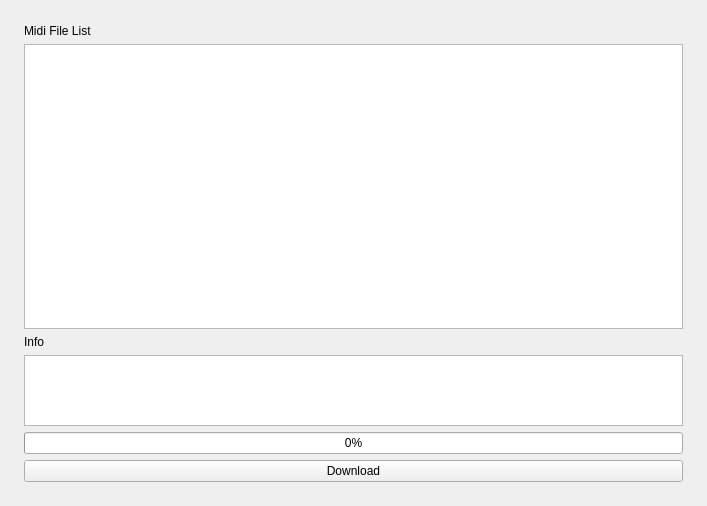
eeyrw/midi-to-hex-qt, file qt-project/mainwindow.ui: the form before one commit.
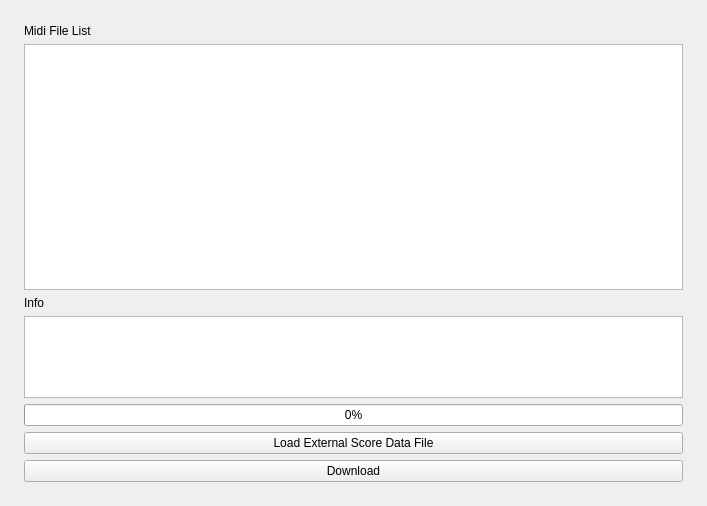
The form after the commit.

The edit to the form file:
```diff
--- a/qt-project/mainwindow.ui
+++ b/qt-project/mainwindow.ui
@@ -50,7 +50,7 @@
       <property name="sizePolicy">
        <sizepolicy hsizetype="Expanding" vsizetype="Expanding">
         <horstretch>0</horstretch>
-        <verstretch>4</verstretch>
+        <verstretch>3</verstretch>
        </sizepolicy>
       </property>
       <property name="editTriggers">
@@ -100,6 +100,16 @@
       </property>
      </widget>
     </item>
+    <item>
+     <widget class="QPushButton" name="loadScoreDataFileButton">
+      <property name="acceptDrops">
+       <bool>true</bool>
+      </property>
+      <property name="text">
+       <string>Load External Score Data File</string>
+      </property>
+     </widget>
+    </item>
     <item>
      <widget class="QPushButton" name="downloadButton">
       <property name="sizePolicy">
```
